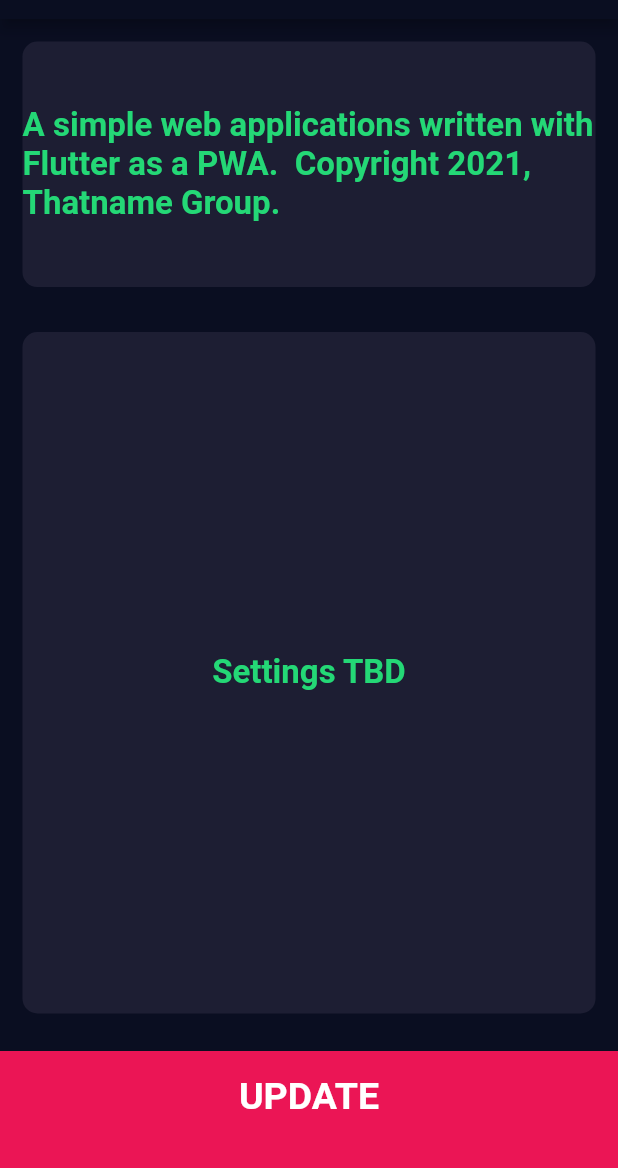
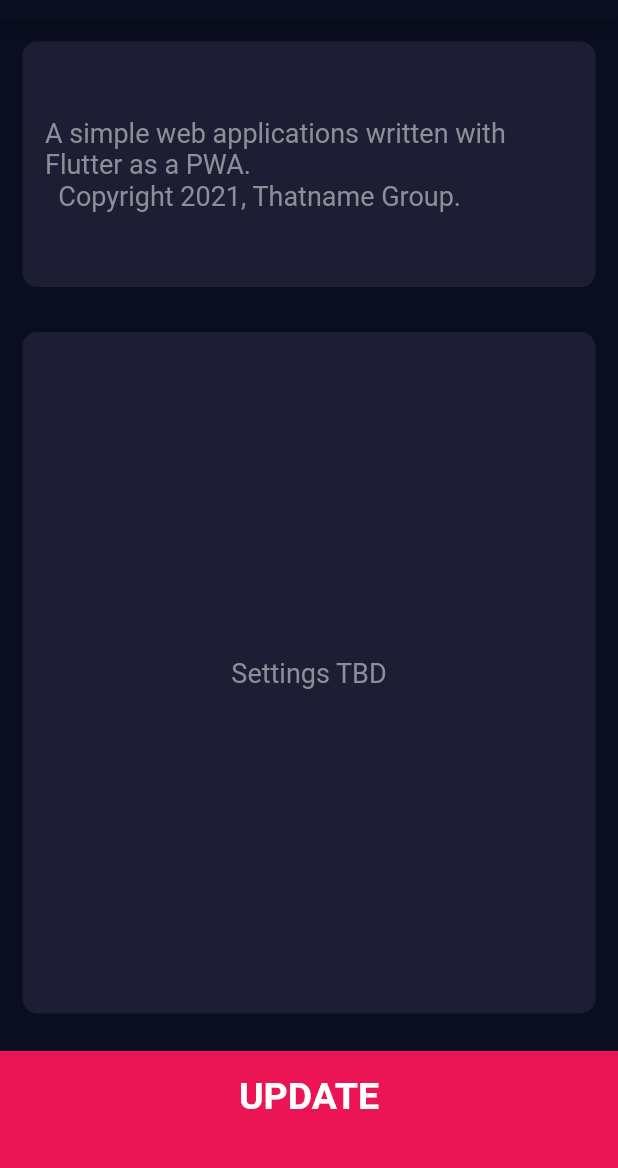
Before and after one commit to alpiepho/unit_calculator, a Flutter app: the screen it shows after launch, after a tap on "SETTINGS", on a phone screen of 412 x 824 dp, the part 65-1233 px from its top. Run offline on Flutter 3.47's test engine with Material 2 defaults, Android fonts, the phone set to English and light mode, and no system bars; our stand-ins replace font_awesome_flutter; missing offline and left inert: flutter_material_pickers.

Commit message:
a little more cleanup

```diff
--- a/lib/main.dart
+++ b/lib/main.dart
@@ -9,7 +9,7 @@ class UnitCalculator extends StatelessWidget {
     return MaterialApp(
       theme: ThemeData.dark().copyWith(
         primaryColor: Color(0xFF0A0E21),
-        accentColor: Colors.red,
+        accentColor: Color(0xFFEB1555),
         scaffoldBackgroundColor: Color(0xFF0A0E21),
       ),
       home: InputPage(),
--- a/lib/screens/input_page.dart
+++ b/lib/screens/input_page.dart
@@ -9,6 +9,7 @@ import 'package:unit_calculator/components/round_icon_button.dart';
 import 'package:unit_calculator/calculator_engine.dart';
 
 import 'package:flutter_material_pickers/flutter_material_pickers.dart';
+//import 'package:shared_preferences/shared_preferences.dart';
 
 class InputPage extends StatefulWidget {
   @override
@@ -40,6 +41,12 @@ class _InputPageState extends State<InputPage> {
         setState(() {
           selectedUnitSelect = value;
           unitType = this.calc.decodeUnitTypeSelectString(selectedUnitSelect);
+          //TODO Save to persistent storage
+          // _incrementCounter() async {
+          //   SharedPreferences prefs = await SharedPreferences.getInstance();
+          //   int counter = (prefs.getInt('counter') ?? 0) + 1;
+          //   await prefs.setInt('counter', counter);
+          // }
           if (valueRight < this.calc.rangeMin(unitType)) valueRight = this.calc.rangeMin(unitType);
           if (valueRight > this.calc.rangeMax(unitType)) valueRight = this.calc.rangeMax(unitType);
 
@@ -71,6 +78,15 @@ class _InputPageState extends State<InputPage> {
         valueRight = double.parse(valueRight.toStringAsFixed(2));
       });
     }
+  }
+
+  @override
+  initState() {
+    super.initState();
+    setState(() {
+      unitType = 0;
+      //TODO get initial state from persistant storage
+    });
   }
 
   @override
--- a/lib/screens/settings_page.dart
+++ b/lib/screens/settings_page.dart
@@ -32,9 +32,12 @@ class SettingsPage extends StatelessWidget {
                     mainAxisAlignment: MainAxisAlignment.spaceEvenly,
                     crossAxisAlignment: CrossAxisAlignment.center,
                     children: <Widget>[
-                      Text(
-                        "A simple web applications written with Flutter as a PWA.  Copyright 2021, Thatname Group.",
-                        style: kResultTextStyle,
+                      Container(
+                        padding: EdgeInsets.all(15.0),
+                        child: Text(
+                          "A simple web applications written with Flutter as a PWA.\n  Copyright 2021, Thatname Group.",
+                          style: kLabelTextStyle,
+                        ),
                       ),
                     ],
                   ),
@@ -60,7 +63,7 @@ class SettingsPage extends StatelessWidget {
                     children: <Widget>[
                       Text(
                         "Settings TBD",
-                        style: kResultTextStyle,
+                        style: kLabelTextStyle,
                       ),
                     ],
                   ),
--- a/pubspec.yaml
+++ b/pubspec.yaml
@@ -32,6 +32,8 @@ dependencies:
   font_awesome_flutter: ^9.0.0
 
   flutter_material_pickers: ^2.0.1
+
+  shared_preferences: ^2.0.5
 
 dev_dependencies:
   flutter_test:
```
Also changed, not shown: pubspec.lock, 1 other file.
